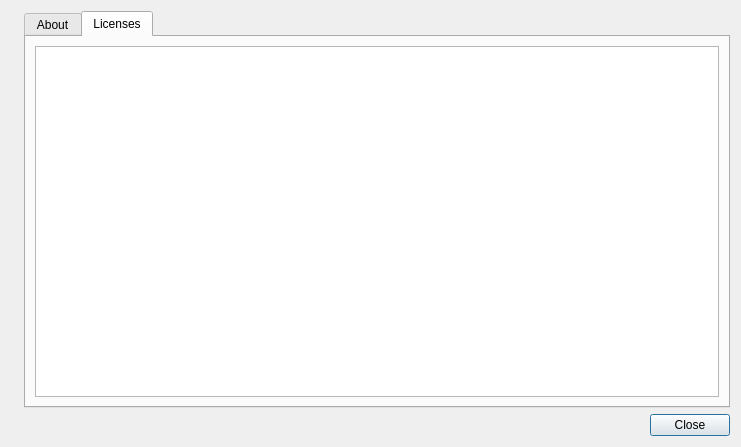
pawelsalawa/sqlitestudio, file SQLiteStudio3/guiSQLiteStudio/dialogs/aboutdialog.ui: the form before one commit.
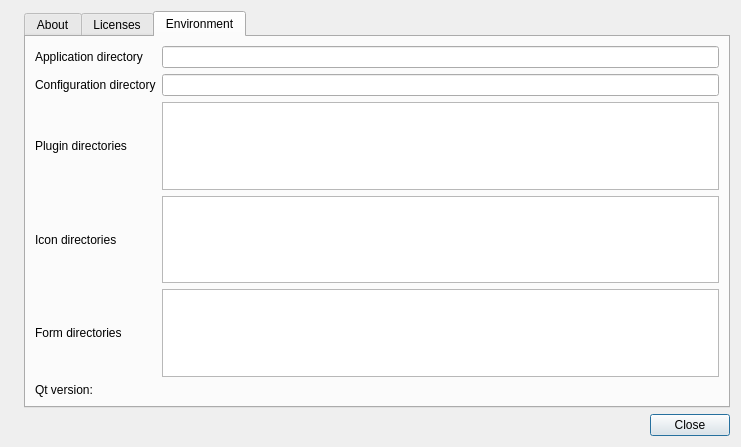
The form after the commit.

Commit message: Added directory provider methods for several services, added environment tab to about dialog.

```diff
--- a/SQLiteStudio3/guiSQLiteStudio/dialogs/aboutdialog.ui
+++ b/SQLiteStudio3/guiSQLiteStudio/dialogs/aboutdialog.ui
@@ -17,7 +17,7 @@
    <item row="0" column="1">
     <widget class="QTabWidget" name="tabWidget">
      <property name="currentIndex">
-      <number>1</number>
+      <number>2</number>
      </property>
      <widget class="QWidget" name="about">
       <attribute name="title">
@@ -50,6 +50,97 @@
        </item>
       </layout>
      </widget>
+     <widget class="QWidget" name="env">
+      <attribute name="title">
+       <string>Environment</string>
+      </attribute>
+      <layout class="QGridLayout" name="gridLayout_4">
+       <item row="3" column="0">
+        <widget class="QLabel" name="iconDirLabel">
+         <property name="text">
+          <string>Icon directories</string>
+         </property>
+        </widget>
+       </item>
+       <item row="2" column="2">
+        <widget class="QListWidget" name="pluginDirList">
+         <property name="contextMenuPolicy">
+          <enum>Qt::ActionsContextMenu</enum>
+         </property>
+        </widget>
+       </item>
+       <item row="4" column="0">
+        <widget class="QLabel" name="formDirLabel">
+         <property name="text">
+          <string>Form directories</string>
+         </property>
+        </widget>
+       </item>
+       <item row="3" column="2">
+        <widget class="QListWidget" name="iconDirList">
+         <property name="contextMenuPolicy">
+          <enum>Qt::ActionsContextMenu</enum>
+         </property>
+        </widget>
+       </item>
+       <item row="2" column="0">
+        <widget class="QLabel" name="pluginDirLabel">
+         <property name="text">
+          <string>Plugin directories</string>
+         </property>
+        </widget>
+       </item>
+       <item row="0" column="0">
+        <widget class="QLabel" name="appDirLabel">
+         <property name="text">
+          <string>Application directory</string>
+         </property>
+        </widget>
+       </item>
+       <item row="0" column="2">
+        <widget class="QLineEdit" name="appDirEdit">
+         <property name="readOnly">
+          <bool>true</bool>
+         </property>
+        </widget>
+       </item>
+       <item row="1" column="0">
+        <widget class="QLabel" name="cfgDirLabel">
+         <property name="text">
+          <string>Configuration directory</string>
+         </property>
+        </widget>
+       </item>
+       <item row="4" column="2">
+        <widget class="QListWidget" name="formDirList">
+         <property name="contextMenuPolicy">
+          <enum>Qt::ActionsContextMenu</enum>
+         </property>
+        </widget>
+       </item>
+       <item row="1" column="2">
+        <widget class="QLineEdit" name="cfgDirEdit">
+         <property name="readOnly">
+          <bool>true</bool>
+         </property>
+        </widget>
+       </item>
+       <item row="5" column="0">
+        <widget class="QLabel" name="qtVerLabel">
+         <property name="text">
+          <string>Qt version:</string>
+         </property>
+        </widget>
+       </item>
+       <item row="5" column="2">
+        <widget class="QLabel" name="qtVerEdit">
+         <property name="text">
+          <string/>
+         </property>
+        </widget>
+       </item>
+      </layout>
+     </widget>
     </widget>
    </item>
    <item row="0" column="0">
```
The commit also changes 7 other files.
